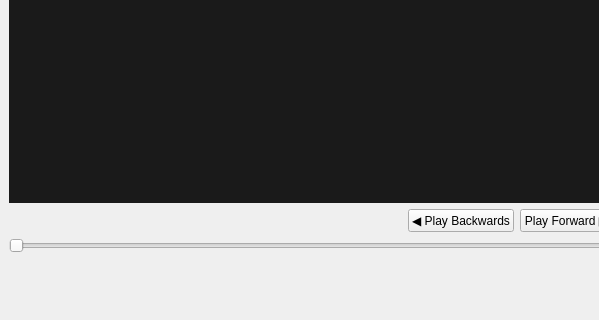
This is UI/mainwindow.ui in mauriziodiv/RealLight as Qt 5 draws it before an edit; both pictures show x 0 to 599 and y 453 to 773 of the 1021 by 773 pixel window. The edited form follows.
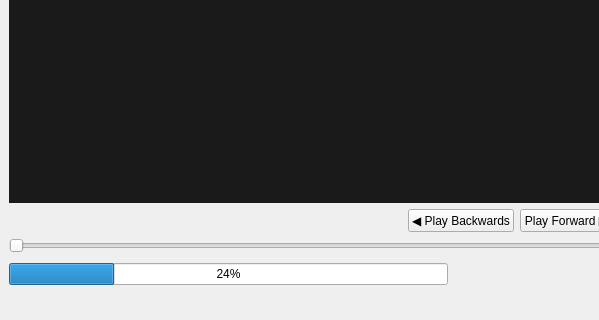
This is the edited form.

Commit message:
Wire Compute button with background analysis thread and progress bar
Adds AnalysisThread (modules/analysis.py) to run brain.track in a
background QThread, keeping the UI responsive during COLMAP processing.
Compute button disables during analysis, progress bar shows indeterminate
animation, status bar reports completion or errors.

```diff
--- a/UI/mainwindow.ui
+++ b/UI/mainwindow.ui
@@ -153,6 +153,13 @@
     <!-- Bottom bar: Compute button -->
     <item>
      <layout class="QHBoxLayout" name="horizontalLayout_bottom">
+      <item>
+       <widget class="QProgressBar" name="compute_progress_bar">
+        <property name="value">
+         <number>24</number>
+        </property>
+       </widget>
+      </item>
       <item>
        <spacer name="horizontalSpacer_bottom">
         <property name="orientation">
```
Left out of the diff: 65 changed lines with no effect on the pictures. The commit also changes 2 other files.
